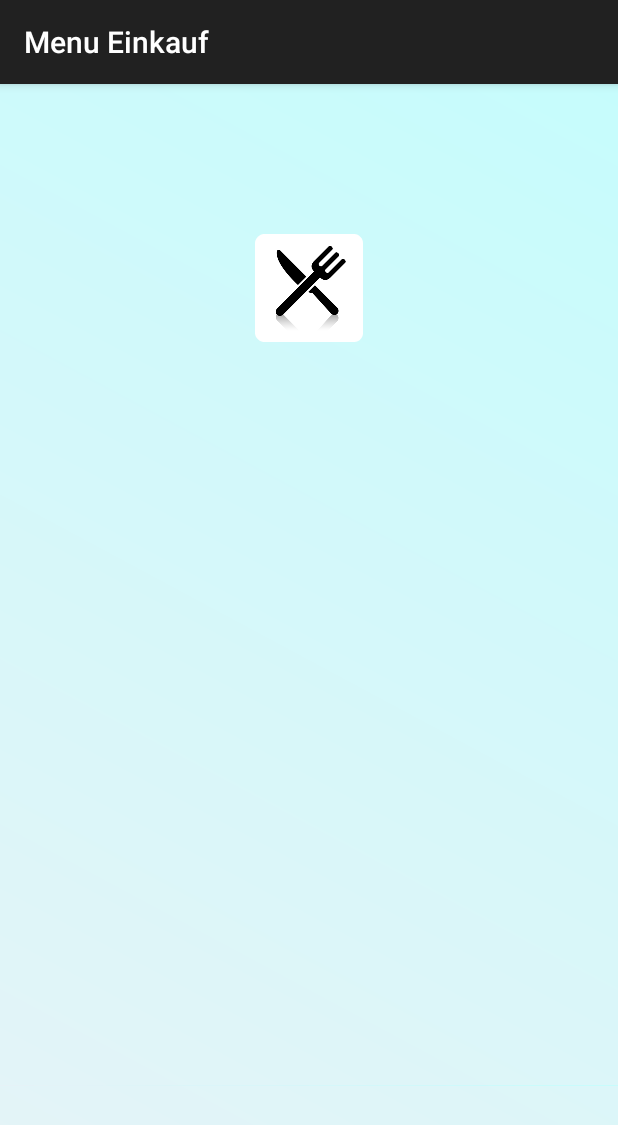
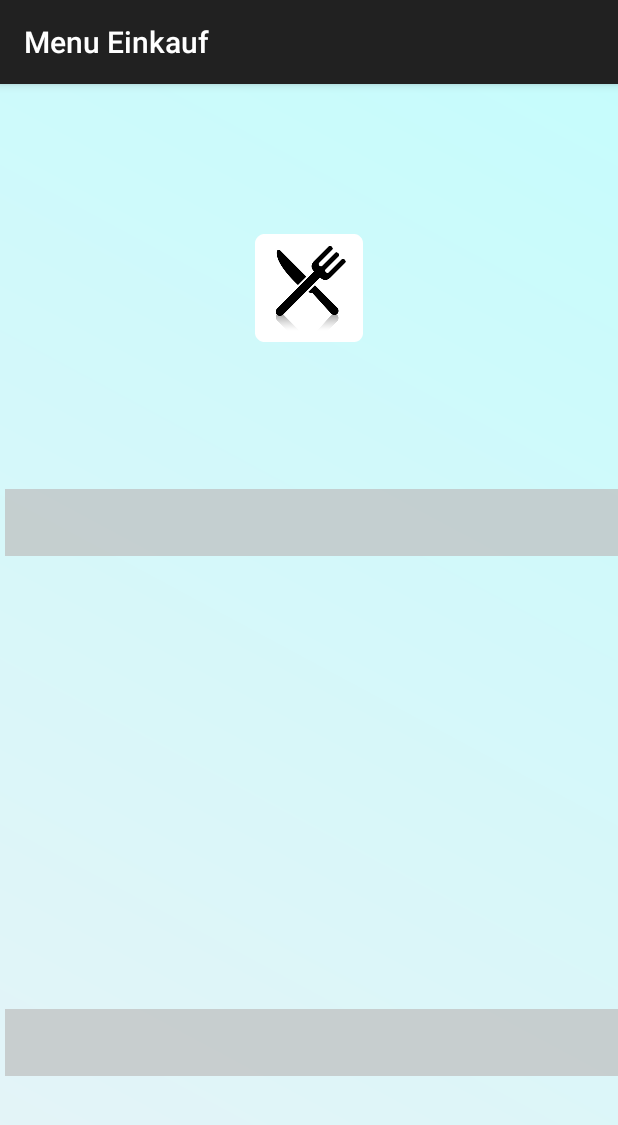
Before and after one commit to anton2108/einkauf, an Android app: the screen it shows after launch (MainActivity), on a phone screen of 412 x 824 dp. Shown: the top 1125 px of the screen. Run offline under Robolectric (Android 15) with nearby library versions, the phone set to English and light mode, and no system bars; our stand-ins replace Picasso; pictures from the network do not load.

Commit message:
-Improved Basic Navigation -Improved Design todo: Retrofit implementation

```diff
--- a/app/src/main/java/com/nikotin/menueinkauf/MainActivity.java
+++ b/app/src/main/java/com/nikotin/menueinkauf/MainActivity.java
@@ -18,6 +18,7 @@ import androidx.fragment.app.FragmentTransaction;
 
 public class MainActivity extends AppCompatActivity implements NavigationHost{
     public static final String LOG_TAG="DV-Einkauf";
+    static final String BASE_URL = "https://git.eclipse.org/r/";
 
     @Override
     protected void onCreate(Bundle savedInstanceState) {
--- a/app/src/main/java/com/nikotin/menueinkauf/RetroMenuAPI.java
+++ b/app/src/main/java/com/nikotin/menueinkauf/RetroMenuAPI.java
@@ -6,7 +6,7 @@ import retrofit2.http.Query;
 
 
 public interface RetroMenuAPI {
-        //DV: Base URL is defined in the Retro Builder /changes/ is the Call of type http get
+
         @GET("changes/")
         Call<List<RetroMenuNormal>> loadChanges(@Query("q") String status);
 }
--- a/app/src/main/java/com/nikotin/menueinkauf/startFragment.java
+++ b/app/src/main/java/com/nikotin/menueinkauf/startFragment.java
@@ -5,16 +5,28 @@ import android.os.Bundle;
 import androidx.databinding.DataBindingUtil;
 import androidx.fragment.app.Fragment;
 import androidx.fragment.app.FragmentTransaction;
+import retrofit2.Call;
+import retrofit2.Callback;
+import retrofit2.Response;
+import retrofit2.Retrofit;
+import retrofit2.converter.gson.GsonConverterFactory;
 
 import android.util.Log;
 import android.view.LayoutInflater;
 import android.view.View;
 import android.view.ViewGroup;
 import android.widget.ImageView;
+import android.widget.TextView;
 import android.widget.Toast;
 
+import com.google.gson.Gson;
+import com.google.gson.GsonBuilder;
 import com.squareup.picasso.Picasso;
 
+import java.util.Iterator;
+import java.util.List;
+
+import static com.nikotin.menueinkauf.MainActivity.BASE_URL;
 import static com.nikotin.menueinkauf.MainActivity.LOG_TAG;
 
 
@@ -23,14 +35,15 @@ import static com.nikotin.menueinkauf.MainActivity.LOG_TAG;
  * Use the {@link startFragment#newInstance} factory method to
  * create an instance of this fragment.
  */
-public class startFragment extends Fragment implements View.OnClickListener {
+public class startFragment extends Fragment implements View.OnClickListener, Callback<List<RetroMenuNormal>> {
     // TODO: Rename parameter arguments, choose names that match
     // the fragment initialization parameters, e.g. ARG_ITEM_NUMBER
     private static final String ARG_PARAM1 = "param1";
     private static final String ARG_PARAM2 = "param2";
     private ImageView imgViewLogo;
     private ImageView imgViewMenu;
-    private RetroController menuRetroController; //used for Retrofit
+    private TextView txtViewMenuTitle;
+    private TextView txtViewMenuInfo;
     // TODO: Rename and change types of parameters
     private String mParam1;
     private String mParam2;
@@ -76,20 +89,37 @@ public class startFragment extends Fragment implements View.OnClickListener {
         imgViewLogo.setOnClickListener(this); //DV: clicking reference to current view
         imgViewMenu=(ImageView) v.findViewById(R.id.image_view_menu);
         imgViewMenu.setOnClickListener(this);
-        menuRetroController=new RetroController(); //DV: für Retrofit gebraucht
-        //StartFragmentBinding binding = DataBindingUtil.bind(v);
-        //binding.setFragment(this);
+        txtViewMenuTitle=(TextView) v.findViewById(R.id.txtViewMenueTitle);
+        txtViewMenuInfo=(TextView) v.findViewById(R.id.txtViewMenueInfo);
         return v;
+    }
+
+    private void doRandMenueCall(){
+        //DV: Part of Retrofit Code
+        Gson gson = new GsonBuilder()
+                .setLenient()
+                .create();
+
+        Retrofit retrofit = new Retrofit.Builder()
+                .baseUrl(BASE_URL)
+                .addConverterFactory(GsonConverterFactory.create(gson))
+                .build();
+
+        RetroMenuAPI retroMenuAPI = retrofit.create(RetroMenuAPI.class);
+
+        Call<List<RetroMenuNormal>> call = retroMenuAPI.loadChanges("status:open");
+        call.enqueue(this); //führt den call aus
+
     }
 
     @Override
     public void onClick(View v) {
         if (v==imgViewLogo) {
             //todo: DV-->put here the Code to react when sombody clicks the Menu Logo
-            Toast.makeText(getActivity(), "bubu...bubu....", Toast.LENGTH_LONG).show();
+            //Toast.makeText(getActivity(), "bubu...bubu....", Toast.LENGTH_LONG).show();
             Log.d(LOG_TAG, "ImageLogo wurde geklickt");
             Picasso.with(getContext()).load("https://www.gutekueche.ch/upload/rezept/3608/spaghetti-bolognese.jpg").into(imgViewMenu);
-            menuRetroController.start();
+            doRandMenueCall();
         }
         //DV: todo: wenn auf das Bild vom Menu geklickt wird nevigieren wir auf ein neues Fragment e.g. MenuDetail
         if (v==imgViewMenu){
@@ -98,4 +128,25 @@ public class startFragment extends Fragment implements View.OnClickListener {
 
     }
 
+    @Override
+    public void onResponse(Call<List<RetroMenuNormal>> call, Response<List<RetroMenuNormal>> response) {
+        //DV: The response Object is in the Body.
+        if (response.body()==null){
+            Toast.makeText(getActivity(), "Fehler: Keine gültige Antwort vom Server", Toast.LENGTH_LONG).show();
+            return;
+        }
+        Iterator<RetroMenuNormal> iter=response.body().iterator();
+
+        while(iter.hasNext()){
+            RetroMenuNormal retroResp=iter.next();
+            Log.d(LOG_TAG,retroResp.subject+"....::Retrofit Response::...."+retroResp.project);//DV: Log zum prüfen
+            txtViewMenuTitle.setText(retroResp.project);
+            txtViewMenuInfo.setText(retroResp.subject);
+        }
+    }
+
+    @Override
+    public void onFailure(Call<List<RetroMenuNormal>> call, Throwable t) {
+        Toast.makeText(getActivity(), "Service nicht erreicht. Daten konnten nicht geladen werden", Toast.LENGTH_LONG).show();
+    }
 }
--- a/app/src/main/res/layout/start_fragment.xml
+++ b/app/src/main/res/layout/start_fragment.xml
@@ -26,13 +26,39 @@
     <ImageView
         android:id="@+id/image_view_menu"
         android:layout_width="match_parent"
-        android:layout_height="wrap_content"
+        android:layout_height="500px"
         android:layout_gravity="bottom|center"
-        android:layout_marginBottom="100dp"
-        android:alpha="0.95"
+        android:layout_marginBottom="200px"
+        android:alpha="0.98"
         android:baselineAlignBottom="false"
         android:fadingEdge="horizontal|vertical"
-        android:scaleType="fitXY"
-        android:src="@drawable/gradient" />
+        android:scaleType="fitXY" />
+
+    <TextView
+        android:id="@+id/txtViewMenueTitle"
+        android:layout_width="match_parent"
+        android:layout_height="wrap_content"
+        android:layout_gravity="bottom|left"
+        android:layout_marginBottom="680px"
+        android:layout_marginLeft="5px"
+        android:alpha="0.7"
+        android:background="#BEBEBE"
+        android:text=""
+        android:textColor="@android:color/black"
+        android:textSize="50px"
+        android:textStyle="bold"/>
+    <TextView
+        android:id="@+id/txtViewMenueInfo"
+        android:layout_width="match_parent"
+        android:layout_height="wrap_content"
+        android:layout_gravity="bottom|left"
+        android:layout_marginBottom="160px"
+        android:layout_marginLeft="5px"
+        android:alpha="0.7"
+        android:background="#BEBEBE"
+        android:text=""
+        android:textColor="@android:color/black"
+        android:textSize="50px"
+        android:textStyle="bold"/>
 
 </FrameLayout>
```
Also changed, not shown: app/src/main/java/com/nikotin/menueinkauf/RetroController.java (deleted, +0 -57 lines).
